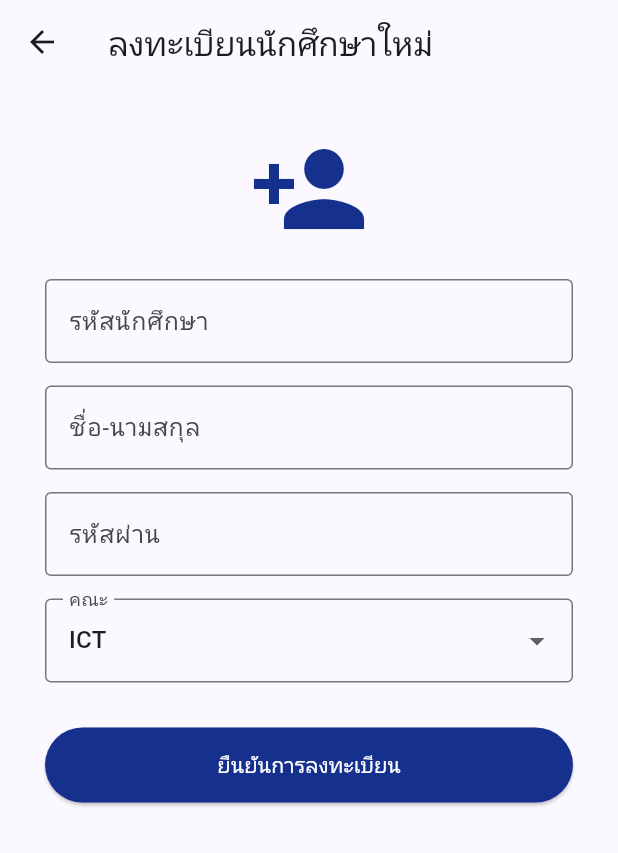
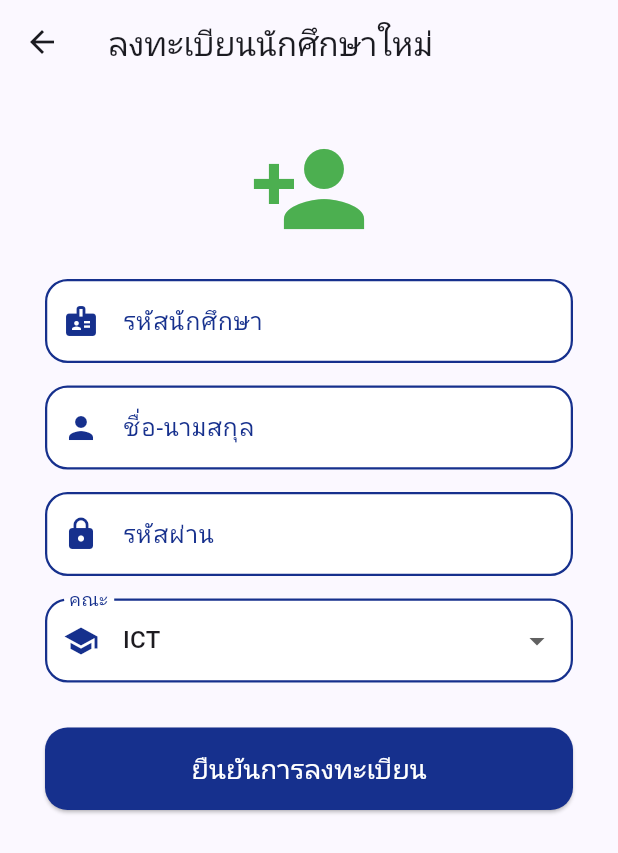
Before and after one commit to pakornfolk/Mobileapp_, a Flutter app: the screen it shows after launch, after a tap on "ยังไม่มีบัญชี? ลงทะเบียนที่นี่", on a phone screen of 412 x 824 dp. Shown: the top 853 px of the screen. Run offline on Flutter 3.47's test engine with Material 3 defaults, Android fonts, the phone set to English and light mode, and no system bars; our stand-ins replace google_fonts; network calls fail; Roboto replaces fonts that are missing (Kanit).

Commit message:
Update file

```diff
--- a/lib/pages/history_page.dart
+++ b/lib/pages/history_page.dart
@@ -23,7 +23,7 @@ class _HistoryPageState extends State<HistoryPage> {
   Future<List<dynamic>> _getHistory() async {
     final res = await http.get(
       Uri.parse(
-        'http://localhost:3000/report-history/${widget.studentId}',
+        'http://10.0.2.2:3000/report-history/${widget.studentId}',
       ),
     );
 
--- a/lib/pages/home_page.dart
+++ b/lib/pages/home_page.dart
@@ -27,7 +27,7 @@ class _HomePageState extends State<HomePage> {
   Future<void> _fetchUserProfile() async {
     try {
       final res = await http.get(
-        Uri.parse('http://localhost:3000/user-profile/${widget.studentId}'),
+        Uri.parse('http://10.0.2.2:3000/user-profile/${widget.studentId}'),
       );
 
       if (res.statusCode == 200) {
--- a/lib/pages/info_page.dart
+++ b/lib/pages/info_page.dart
@@ -18,11 +18,10 @@ class InfoPage extends StatelessWidget {
       body: ListView(
         padding: const EdgeInsets.all(20),
         children: [
-          // ====== HEADER ======
           Container(
             padding: const EdgeInsets.all(20),
             decoration: BoxDecoration(
-              color: dark ? Colors.green.shade900 : Colors.green.shade50,
+              color: dark ? const Color.fromARGB(255, 46, 153, 51) : Colors.green.shade50,
               borderRadius: BorderRadius.circular(16),
             ),
             child: Column(
--- a/lib/pages/login_page.dart
+++ b/lib/pages/login_page.dart
@@ -1,9 +1,12 @@
+// login_page.dart (ฉบับเต็ม - ปรับปรุง UI และแก้เส้นขอบ)
+
 import 'package:flutter/material.dart';
 import 'package:http/http.dart' as http;
 import 'dart:convert';
 
 import '../main.dart';
 import 'register_page.dart';
+import 'forgot_password_page.dart';
 
 class LoginPage extends StatefulWidget {
   const LoginPage({super.key});
@@ -30,7 +33,7 @@ class _LoginPageState extends State<LoginPage> {
 
     try {
       final response = await http.post(
-        Uri.parse('http://localhost:3000/login'),
+        Uri.parse('http://10.0.2.2:3000/login'),
         headers: {'Content-Type': 'application/json'},
         body: jsonEncode({
           'student_id': _idController.text.trim(),
@@ -54,9 +57,7 @@ class _LoginPageState extends State<LoginPage> {
 
       Navigator.pushReplacement(
         context,
-        MaterialPageRoute(
-          builder: (_) => MainNavigation(studentId: studentId),
-        ),
+        MaterialPageRoute(builder: (_) => MainNavigation(studentId: studentId)),
       );
     } catch (e) {
       if (!mounted) return;
@@ -70,21 +71,22 @@ class _LoginPageState extends State<LoginPage> {
 
   @override
   Widget build(BuildContext context) {
+    final theme = Theme.of(context);
+    final isDarkMode = theme.brightness == Brightness.dark;
+
+    // ✅ กำหนดสีเส้นขอบตามโหมด
+    final borderColor = isDarkMode
+        ? Colors.white54
+        : const Color.fromARGB(255, 22, 48, 141);
+
     return Scaffold(
-      // 🔒 ล็อคพื้นหลังขาว
-      backgroundColor: Colors.white,
-
+      backgroundColor: theme.scaffoldBackgroundColor,
       body: SingleChildScrollView(
         padding: const EdgeInsets.symmetric(horizontal: 30, vertical: 80),
         child: Column(
           children: [
-            const Icon(
-              Icons.eco,
-              size: 100,
-              color: Colors.green,
-            ),
+            const Icon(Icons.eco, size: 100, color: Colors.green),
             const SizedBox(height: 20),
-
             const Text(
               "MU Green & Clean",
               style: TextStyle(
@@ -94,27 +96,32 @@ class _LoginPageState extends State<LoginPage> {
               ),
             ),
             const SizedBox(height: 10),
-
-            const Text(
+            Text(
               "มหาวิทยาลัยสีเขียว เริ่มต้นที่ตัวคุณ",
-              style: TextStyle(color: Colors.grey),
+              style: TextStyle(
+                color: isDarkMode ? Colors.grey[400] : Colors.grey[600],
+              ),
             ),
-
             const SizedBox(height: 40),
 
             // ===== รหัสนักศึกษา =====
             TextField(
               controller: _idController,
               keyboardType: TextInputType.number,
-              style: const TextStyle(color: Colors.black),
               decoration: InputDecoration(
                 labelText: "รหัสนักศึกษา",
-                labelStyle: const TextStyle(color: Colors.black87),
-                prefixIcon: const Icon(Icons.badge, color: Color.fromARGB(255, 58, 57, 57)),
+                labelStyle: TextStyle(color: isDarkMode ? Colors.white70 : borderColor),
+                prefixIcon: Icon(Icons.badge, color: borderColor),
                 filled: true,
-                fillColor: Colors.white,
-                border: OutlineInputBorder(
+                fillColor: isDarkMode ? Colors.grey[900] : Colors.white,
+                // ✅ เอากรอบกลับมา
+                enabledBorder: OutlineInputBorder(
                   borderRadius: BorderRadius.circular(15),
+                  borderSide: BorderSide(color: borderColor, width: 1.5),
+                ),
+                focusedBorder: OutlineInputBorder(
+                  borderRadius: BorderRadius.circular(15),
+                  borderSide: BorderSide(color: borderColor, width: 2.5),
                 ),
               ),
             ),
@@ -125,15 +132,42 @@ class _LoginPageState extends State<LoginPage> {
             TextField(
               controller: _passController,
               obscureText: true,
-              style: const TextStyle(color: Colors.black),
               decoration: InputDecoration(
                 labelText: "รหัสผ่าน",
-                labelStyle: const TextStyle(color: Colors.black87),
-                prefixIcon: const Icon(Icons.lock, color: Colors.grey),
+                labelStyle: TextStyle(color: isDarkMode ? Colors.white70 : borderColor),
+                prefixIcon: Icon(Icons.lock, color: borderColor),
                 filled: true,
-                fillColor: Colors.white,
-                border: OutlineInputBorder(
+                fillColor: isDarkMode ? Colors.grey[900] : Colors.white,
+                // ✅ เอากรอกกลับมา
+                enabledBorder: OutlineInputBorder(
                   borderRadius: BorderRadius.circular(15),
+                  borderSide: BorderSide(color: borderColor, width: 1.5),
+                ),
+                focusedBorder: OutlineInputBorder(
+                  borderRadius: BorderRadius.circular(15),
+                  borderSide: BorderSide(color: borderColor, width: 2.5),
+                ),
+              ),
+            ),
+
+            // ===== ลืมรหัสผ่าน (ครบถ้วน ไม่หาย!) =====
+            Align(
+              alignment: Alignment.centerRight,
+              child: TextButton(
+                onPressed: () {
+                  Navigator.push(
+                    context,
+                    MaterialPageRoute(builder: (_) => const ForgotPasswordPage()),
+                  );
+                },
+                child: Text(
+                  "ลืมรหัสผ่าน?",
+                  style: TextStyle(
+                    color: isDarkMode
+                        ? Colors.amber.withOpacity(0.8)
+                        : const Color.fromARGB(255, 22, 48, 141),
+                    fontWeight: FontWeight.w600,
+                  ),
                 ),
               ),
             ),
@@ -171,16 +205,15 @@ class _LoginPageState extends State<LoginPage> {
               onPressed: () {
                 Navigator.push(
                   context,
-                  MaterialPageRoute(
-                    builder: (_) => const RegisterPage(),
-                  ),
+                  MaterialPageRoute(builder: (_) => const RegisterPage()),
                 );
               },
-              child: const Text(
+              child: Text(
                 "ยังไม่มีบัญชี? ลงทะเบียนที่นี่",
                 style: TextStyle(
-                  color: Color.fromARGB(255, 22, 48, 141),
-                  fontWeight: FontWeight.bold,
+                  color: isDarkMode
+                      ? Colors.amber
+                      : const Color.fromARGB(255, 22, 48, 141),
                 ),
               ),
             ),
--- a/lib/pages/profile_page.dart
+++ b/lib/pages/profile_page.dart
@@ -37,7 +37,7 @@ class _ProfilePageState extends State<ProfilePage> {
   Future<void> _loadProfile() async {
     try {
       final res = await http.get(
-        Uri.parse('http://localhost:3000/user-profile/${widget.studentId}')
+        Uri.parse('http://10.0.2.2:3000/user-profile/${widget.studentId}')
       );
 
       if (res.statusCode == 200) {
--- a/lib/pages/ranking_page.dart
+++ b/lib/pages/ranking_page.dart
@@ -23,7 +23,7 @@ class _RankingPageState extends State<RankingPage> {
 
   Future<List<dynamic>> getRanking() async {
     final response =
-        await http.get(Uri.parse('http://localhost:3000/ranking'));
+        await http.get(Uri.parse('http://10.0.2.2:3000/ranking'));
 
     if (response.statusCode == 200) {
       return json.decode(response.body);
--- a/lib/pages/register_page.dart
+++ b/lib/pages/register_page.dart
@@ -12,7 +12,7 @@ class _RegisterPageState extends State<RegisterPage> {
   final _idController = TextEditingController();
   final _nameController = TextEditingController();
   final _passController = TextEditingController();
-  String _selectedFaculty = 'ICT'; // ค่าเริ่มต้น
+  String _selectedFaculty = 'ICT';
 
   Future<void> register() async {
     if (_idController.text.isEmpty || _nameController.text.isEmpty || _passController.text.isEmpty) {
@@ -22,7 +22,7 @@ class _RegisterPageState extends State<RegisterPage> {
 
     try {
       final response = await http.post(
-        Uri.parse('http://localhost:3000/register'), // อย่าลืมเช็ค IP
+        Uri.parse('http://10.0.2.2:3000/register'),
         headers: {"Content-Type": "application/json"},
         body: jsonEncode({
           "student_id": _idController.text,
@@ -35,7 +35,7 @@ class _RegisterPageState extends State<RegisterPage> {
       final data = jsonDecode(response.body);
       if (data['success']) {
         ScaffoldMessenger.of(context).showSnackBar(const SnackBar(content: Text("ลงทะเบียนสำเร็จ! กรุณาเข้าสู่ระบบ")));
-        Navigator.pop(context); // ลงทะเบียนเสร็จให้กลับไปหน้า Login
+        Navigator.pop(context);
       } else {
         ScaffoldMessenger.of(context).showSnackBar(SnackBar(content: Text(data['message'])));
       }
@@ -46,34 +46,90 @@ class _RegisterPageState extends State<RegisterPage> {
 
   @override
   Widget build(BuildContext context) {
+    final isDarkMode = Theme.of(context).brightness == Brightness.dark;
+    final borderColor = isDarkMode
+        ? Colors.white54
+        : const Color.fromARGB(255, 22, 48, 141);
+
     return Scaffold(
       appBar: AppBar(title: const Text("ลงทะเบียนนักศึกษาใหม่")),
       body: SingleChildScrollView(
         padding: const EdgeInsets.all(30.0),
         child: Column(
           children: [
-            const Icon(Icons.person_add, size: 80, color: Color.fromARGB(255, 22, 48, 141)),
+            const Icon(Icons.person_add, size: 80, color: Colors.green),
             const SizedBox(height: 20),
-            TextField(controller: _idController, decoration: const InputDecoration(labelText: "รหัสนักศึกษา", border: OutlineInputBorder())),
+
+            _buildTextField(_idController, "รหัสนักศึกษา", Icons.badge, isDarkMode, borderColor),
             const SizedBox(height: 15),
-            TextField(controller: _nameController, decoration: const InputDecoration(labelText: "ชื่อ-นามสกุล", border: OutlineInputBorder())),
+            _buildTextField(_nameController, "ชื่อ-นามสกุล", Icons.person, isDarkMode, borderColor),
             const SizedBox(height: 15),
-            TextField(controller: _passController, obscureText: true, decoration: const InputDecoration(labelText: "รหัสผ่าน", border: OutlineInputBorder())),
+            _buildTextField(_passController, "รหัสผ่าน", Icons.lock, isDarkMode, borderColor, isObscure: true),
             const SizedBox(height: 15),
+
+            // Dropdown ปรับให้เข้ากับธีม
             DropdownButtonFormField<String>(
               value: _selectedFaculty,
-              decoration: const InputDecoration(border: OutlineInputBorder(), labelText: "คณะ"),
-              items: ['ICT', 'EG', 'SC', 'EN', 'SS', 'LA','PT','CRS','MS','IC','NS','MT','NR','VS','PH','SH' ,'TM'].map((f) => DropdownMenuItem(value: f, child: Text(f))).toList(),
+              decoration: InputDecoration(
+                labelText: "คณะ",
+                labelStyle: TextStyle(color: isDarkMode ? Colors.white70 : borderColor),
+                prefixIcon: Icon(Icons.school, color: borderColor),
+                filled: true,
+                fillColor: isDarkMode ? Colors.grey[900] : Colors.white,
+                enabledBorder: OutlineInputBorder(
+                  borderRadius: BorderRadius.circular(15),
+                  borderSide: BorderSide(color: borderColor, width: 1.5),
+                ),
+                focusedBorder: OutlineInputBorder(
+                  borderRadius: BorderRadius.circular(15),
+                  borderSide: BorderSide(color: borderColor, width: 2.5),
+                ),
+              ),
+              items: ['ICT', 'EG', 'SC', 'EN', 'SS', 'LA','PT','CRS','MS','IC','NS','MT','NR','VS','PH','SH' ,'TM']
+                  .map((f) => DropdownMenuItem(value: f, child: Text(f)))
+                  .toList(),
               onChanged: (v) => setState(() => _selectedFaculty = v!),
             ),
+
             const SizedBox(height: 30),
+
             SizedBox(
-              width: double.infinity, height: 50,
-              child: ElevatedButton(onPressed: register, style: ElevatedButton.styleFrom(backgroundColor: Color.fromARGB(255, 22, 48, 141)), child: const Text("ยืนยันการลงทะเบียน", style: TextStyle(color: Colors.white))),
+              width: double.infinity,
+              height: 55,
+              child: ElevatedButton(
+                onPressed: register,
+                style: ElevatedButton.styleFrom(
+                  backgroundColor: const Color.fromARGB(255, 22, 48, 141),
+                  shape: RoundedRectangleBorder(borderRadius: BorderRadius.circular(15)),
+                ),
+                child: const Text("ยืนยันการลงทะเบียน", style: TextStyle(color: Colors.white, fontSize: 18)),
+              ),
             ),
           ],
         ),
       ),
     );
   }
+
+  Widget _buildTextField(TextEditingController controller, String label, IconData icon, bool isDark, Color borderColor, {bool isObscure = false}) {
+    return TextField(
+      controller: controller,
+      obscureText: isObscure,
+      decoration: InputDecoration(
+        labelText: label,
+        prefixIcon: Icon(icon, color: borderColor),
+        labelStyle: TextStyle(color: isDark ? Colors.white70 : borderColor),
+        filled: true,
+        fillColor: isDark ? Colors.grey[900] : Colors.white,
+        enabledBorder: OutlineInputBorder(
+          borderRadius: BorderRadius.circular(15),
+          borderSide: BorderSide(color: borderColor, width: 1.5),
+        ),
+        focusedBorder: OutlineInputBorder(
+          borderRadius: BorderRadius.circular(15),
+          borderSide: BorderSide(color: borderColor, width: 2.5),
+        ),
+      ),
+    );
+  }
 }
--- a/lib/pages/report_page.dart
+++ b/lib/pages/report_page.dart
@@ -33,7 +33,7 @@ class _ReportPageState extends State<ReportPage> {
     try {
       // 2. ส่งข้อมูลไปยัง Backend
       final response = await http.post(
-        Uri.parse('http://localhost:3000/report'), // ถ้าเทสในมือถือจริงให้ใช้ IP เครื่อง
+        Uri.parse('http://10.0.2.2:3000/report'), // ถ้าเทสในมือถือจริงให้ใช้ IP เครื่อง
         headers: {"Content-Type": "application/json"},
         body: jsonEncode({
           "student_id": widget.studentId,
--- a/lib/pages/service_locations_page.dart
+++ b/lib/pages/service_locations_page.dart
@@ -21,7 +21,7 @@ class _ServiceListPageState extends State<ServiceListPage> {
   Future<List<dynamic>> _fetchServices() async {
 
     final res = await http.get(
-      Uri.parse('http://localhost:3000/service-locations'),
+      Uri.parse('http://10.0.2.2:3000/service-locations'),
     );
 
     if (res.statusCode == 200) {
```
Also changed, not shown: lib/pages/forgot_password_page.dart (+45 -32 lines).
